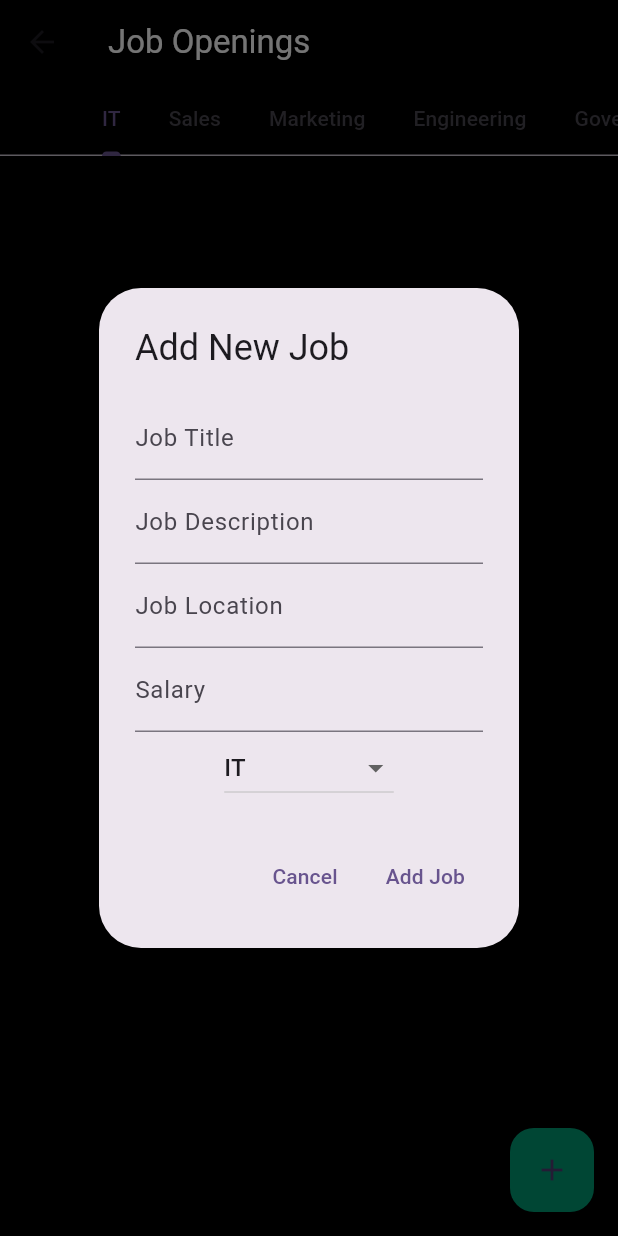
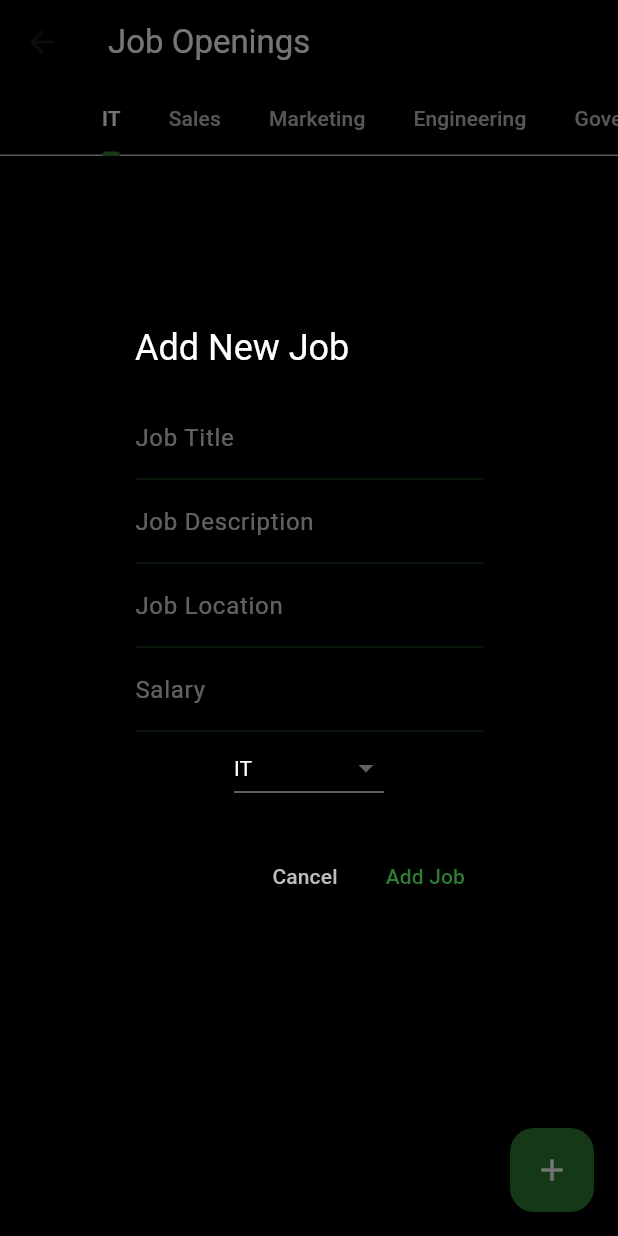
Before and after one commit to pranavkini/origo_app, a Flutter app: the JobsPage screen opened directly, after a tap on the "add" icon, on a phone screen of 412 x 824 dp. Run offline on Flutter 3.47's test engine with Material 3 defaults, Android fonts, the phone set to English and light mode, and no system bars; our stand-ins replace cloud_firestore, file_picker, firebase_auth, firebase_core, firebase_storage; accounts and stored records are empty.

Commit message:
UI Colour Scheme Chanegs

```diff
--- a/lib/jobs_page.dart
+++ b/lib/jobs_page.dart
@@ -1,6 +1,16 @@
 import 'package:flutter/material.dart';
 import 'package:cloud_firestore/cloud_firestore.dart';
 import 'package:firebase_auth/firebase_auth.dart';
+
+class AppColors {
+  static const primaryGreen = Color(0xFF2E7D32); // Forest Green, primary color
+  static const darkBackground = Color(0xFF000000); // Black background
+  static const textLight = Color(0xFFFFFFFF); // White text for readability
+  static const textDim = Color(0xFFBDBDBD); // Dim text for hints
+  static const errorRed = Color(0xFFEF5350); // Soft red for error messages
+  static final borderGray = Color(0xFF2E7D32).withOpacity(0.2); // Subtle green border
+  static final hintGray = Color(0xFFFFFFFF).withOpacity(0.38); // Hint text color
+}
 
 class JobsPage extends StatefulWidget {
   @override
@@ -66,36 +76,67 @@ class _JobsPageState extends State<JobsPage> with SingleTickerProviderStateMixin
   }
 
   void _showAddJobDialog() {
+    String tempSelectedCategory = selectedCategory;
+
     showDialog(
       context: context,
       builder: (context) {
+        return StatefulBuilder(
+          builder: (context, setState) {
             return AlertDialog(
-          title: Text('Add New Job'),
+              backgroundColor: AppColors.darkBackground,
+              title: Text('Add New Job', style: TextStyle(color: AppColors.textLight)),
               content: SingleChildScrollView(
                 child: Column(
                   mainAxisSize: MainAxisSize.min,
                   children: [
                     TextField(
                       controller: _jobTitleController,
-                  decoration: InputDecoration(labelText: 'Job Title'),
+                      decoration: InputDecoration(
+                        labelText: 'Job Title',
+                        labelStyle: TextStyle(color: AppColors.hintGray),
+                        enabledBorder: UnderlineInputBorder(
+                          borderSide: BorderSide(color: AppColors.borderGray),
+                        ),
+                      ),
                     ),
                     TextField(
                       controller: _jobDescriptionController,
-                  decoration: InputDecoration(labelText: 'Job Description'),
+                      decoration: InputDecoration(
+                        labelText: 'Job Description',
+                        labelStyle: TextStyle(color: AppColors.hintGray),
+                        enabledBorder: UnderlineInputBorder(
+                          borderSide: BorderSide(color: AppColors.borderGray),
+                        ),
+                      ),
                     ),
                     TextField(
                       controller: _jobLocationController,
-                  decoration: InputDecoration(labelText: 'Job Location'),
+                      decoration: InputDecoration(
+                        labelText: 'Job Location',
+                        labelStyle: TextStyle(color: AppColors.hintGray),
+                        enabledBorder: UnderlineInputBorder(
+                          borderSide: BorderSide(color: AppColors.borderGray),
+                        ),
+                      ),
                     ),
                     TextField(
                       controller: _jobSalaryController,
-                  decoration: InputDecoration(labelText: 'Salary'),
+                      decoration: InputDecoration(
+                        labelText: 'Salary',
+                        labelStyle: TextStyle(color: AppColors.hintGray),
+                        enabledBorder: UnderlineInputBorder(
+                          borderSide: BorderSide(color: AppColors.borderGray),
+                        ),
+                      ),
                     ),
                     DropdownButton<String>(
-                  value: selectedCategory,
+                      value: tempSelectedCategory,
+                      dropdownColor: AppColors.darkBackground,
+                      style: TextStyle(color: AppColors.textLight),
                       onChanged: (String? newValue) {
                         setState(() {
-                      selectedCategory = newValue!;
+                          tempSelectedCategory = newValue!;
                         });
                       },
                       items: categories.map<DropdownMenuItem<String>>((String value) {
@@ -111,29 +152,40 @@ class _JobsPageState extends State<JobsPage> with SingleTickerProviderStateMixin
               actions: [
                 TextButton(
                   onPressed: () => Navigator.of(context).pop(),
-              child: Text('Cancel'),
+                  child: Text('Cancel', style: TextStyle(color: AppColors.textDim)),
                 ),
                 TextButton(
-              onPressed: _addJob,
-              child: Text('Add Job'),
+                  onPressed: () {
+                    setState(() {
+                      selectedCategory = tempSelectedCategory;
+                    });
+                    _addJob();
+                  },
+                  child: Text('Add Job', style: TextStyle(color: AppColors.primaryGreen)),
                 ),
               ],
             );
           },
         );
+      },
+    );
   }
+
 
   @override
   Widget build(BuildContext context) {
     return Scaffold(
-      backgroundColor: Colors.black,
+      backgroundColor: AppColors.darkBackground,
       appBar: AppBar(
-        title: Text("Job Openings", style: TextStyle(color: Colors.white)),
+        title: Text("Job Openings", style: TextStyle(color: AppColors.textLight)),
         backgroundColor: Colors.transparent,
         elevation: 0,
         bottom: TabBar(
           controller: _tabController,
           isScrollable: true,
+          labelColor: AppColors.textLight,
+          unselectedLabelColor: AppColors.textDim,
+          indicatorColor: AppColors.primaryGreen,
           tabs: categories.map((category) => Tab(text: category)).toList(),
         ),
       ),
@@ -149,13 +201,13 @@ class _JobsPageState extends State<JobsPage> with SingleTickerProviderStateMixin
               return _buildJobCard(job);
             },
           )
-              : Center(child: Text("No jobs in $category", style: TextStyle(color: Colors.white70)));
+              : Center(child: Text("No jobs in $category", style: TextStyle(color: AppColors.textDim)));
         }).toList(),
       ),
       floatingActionButton: FloatingActionButton(
         onPressed: _showAddJobDialog,
-        child: Icon(Icons.add),
-        backgroundColor: Color.fromRGBO(0, 153, 114, 1),
+        backgroundColor: AppColors.primaryGreen,
+        child: Icon(Icons.add, color: AppColors.textLight),
       ),
     );
   }
@@ -171,22 +223,22 @@ class _JobsPageState extends State<JobsPage> with SingleTickerProviderStateMixin
       },
       child: Card(
         margin: EdgeInsets.symmetric(vertical: 8, horizontal: 16),
-        color: Colors.grey[800],
+        color: Colors.grey[900],
         child: Padding(
           padding: const EdgeInsets.all(16.0),
           child: Column(
             crossAxisAlignment: CrossAxisAlignment.start,
             children: [
-              Text(job['title'] ?? 'Title', style: TextStyle(color: Colors.white70)),
+              Text(job['title'] ?? 'Title', style: TextStyle(color: AppColors.textLight)),
               SizedBox(height: 8),
               Row(
                 mainAxisAlignment: MainAxisAlignment.spaceBetween,
                 children: [
                   TextButton(
                     onPressed: job['hasApplied'] ? null : () => _applyForJob(job['id']),
-                    child: Text(job['hasApplied'] ? 'Applied' : 'Apply', style: TextStyle(color: Colors.white)),
+                    child: Text(job['hasApplied'] ? 'Applied' : 'Apply', style: TextStyle(color: AppColors.primaryGreen)),
                   ),
-                  Text('${job['applicantCount']} Applicants', style: TextStyle(color: Colors.white70)),
+                  Text('${job['applicantCount']} Applicants', style: TextStyle(color: AppColors.textDim)),
                 ],
               ),
             ],
@@ -207,9 +259,9 @@ class JobDetailsPage extends StatelessWidget {
     return Scaffold(
       appBar: AppBar(
         title: Text(job['title'] ?? 'Job Details'),
-        backgroundColor: Colors.black,
+        backgroundColor: AppColors.darkBackground,
       ),
-      backgroundColor: Colors.black,
+      backgroundColor: AppColors.darkBackground,
       body: Padding(
         padding: const EdgeInsets.all(16.0),
         child: Column(
@@ -217,25 +269,25 @@ class JobDetailsPage extends StatelessWidget {
           children: [
             Text(
               job['title'] ?? 'Job Title',
-              style: TextStyle(fontSize: 24, fontWeight: FontWeight.bold, color: Colors.white),
+              style: TextStyle(fontSize: 24, fontWeight: FontWeight.bold, color: AppColors.textLight),
             ),
             SizedBox(height: 16),
             Text(
               'Description: ${job['description'] ?? 'No Description'}',
-              style: TextStyle(fontSize: 16, color: Colors.white70),
+              style: TextStyle(fontSize: 16, color: AppColors.textDim),
             ),
             SizedBox(height: 8),
             Text(
               'Location: ${job['location'] ?? 'Unknown Location'}',
-              style: TextStyle(fontSize: 16, color: Colors.white70),
+              style: TextStyle(fontSize: 16, color: AppColors.textDim),
             ),
             SizedBox(height: 8),
             Text(
               'Salary: ${job['salary'] ?? 'Not specified'}',
-              style: TextStyle(fontSize: 16, color: Colors.white70),
+              style: TextStyle(fontSize: 16, color: AppColors.textDim),
             ),
             SizedBox(height: 16),
-            Text('${job['applicantCount']} Applicants', style: TextStyle(fontSize: 16, color: Colors.white70)),
+            Text('${job['applicantCount']} Applicants', style: TextStyle(fontSize: 16, color: AppColors.textDim)),
           ],
         ),
       ),
--- a/lib/messaging.dart
+++ b/lib/messaging.dart
@@ -7,12 +7,12 @@ import 'package:path/path.dart' as path;
 import 'dart:io';
 
 class AppColors {
-  static const primaryGreen = Color(0xFF1E8B55);
-  static const darkBackground = Color(0xFF000000);
-  static const surfaceDark = Color(0xFF1E1E1E);
-  static const cardDark = Color(0xFF252525);
-  static const textLight = Color(0xFFE0E0E0);
-  static const textDim = Color(0xFFB0B0B0);
+  static const primaryGreen = Color(0xFF1D6A47); // A deeper, more muted green for a sophisticated feel
+  static const darkBackground = Color(0xFF0A0A0A); // A deeper black with a slight warm undertone
+  static const surfaceDark = Color(0xFF2C2C2C); // A darker, more elegant gray surface shade
+  static const cardDark = Color(0xFF333333); // Slightly lighter dark gray with a refined look
+  static const textLight = Color(0xFFC9C9C9); // Softer, light gray that still maintains clarity
+  static const textDim = Color(0xFF8A8A8A); // A more muted, subtle gray for less harsh contrast
 }
 
 class Messaging extends StatefulWidget {
```
Lines whose indentation alone changed are shown as unchanged.
